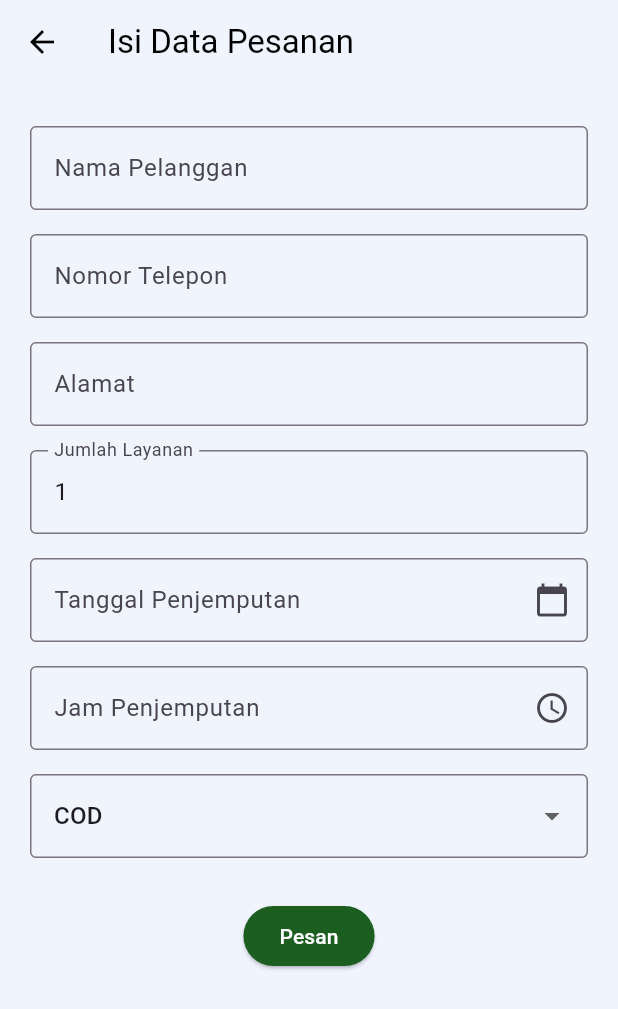
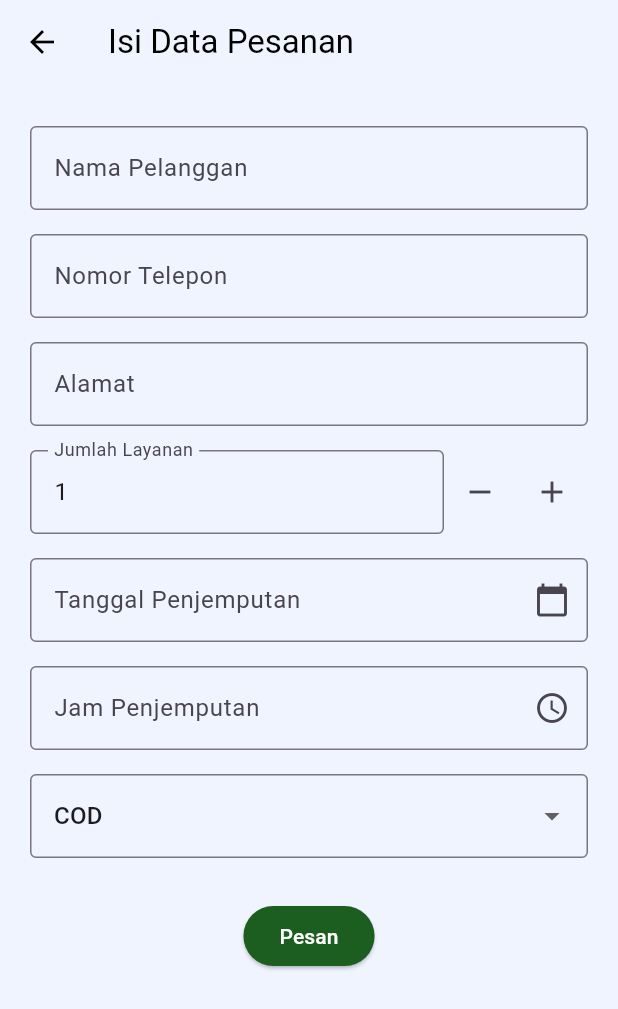
Before and after one commit to apahfahri/aplikasi_omah, a Flutter app: the Home screen opened directly with empty values, after a tap on "Bed Cover", on a phone screen of 412 x 824 dp. Shown: the top 1009 px of the screen. Run offline on Flutter 3.47's test engine with Material 3 defaults, Android fonts, the phone set to English and light mode, and no system bars; our stand-ins replace cloud_firestore, device_preview, firebase_auth, firebase_core; accounts and stored records are empty; network calls fail.

Commit message:
feat: enhance order management with uid_pelanggan and validation for jumlah layanan

```diff
--- a/lib/pages/home.dart
+++ b/lib/pages/home.dart
@@ -43,7 +43,7 @@ class _HomeState extends State<Home> {
 
   selectOne() async {
     data = jsonDecode(await ds.selectWhere(token, project, 'pesanan', appid,
-        'pelanggan', currentUser.displayName.toString()));
+        'uid_pelanggan', currentUser.uid));
     pesanan = data.map((e) => PesananModel.fromJson(e)).toList();
 
     setState(() {
@@ -59,9 +59,9 @@ class _HomeState extends State<Home> {
 
   @override
   void initState() {
+    super.initState();
     currentUser = widget.user;
     selectOne();
-    super.initState();
   }
 
   @override
@@ -255,19 +255,19 @@ class _HomeState extends State<Home> {
                       leading: ClipRRect(
                         borderRadius: BorderRadius.circular(8),
                         child: Image.asset(
-                          "assets/images/delivery-truck.png",
+                          "assets/images/ikon laundry/${pesanan.last.status_pesanan}.png",
                           width: 40,
                           height: 40,
                           fit: BoxFit.cover,
                         ),
                       ),
                       title: Text(
-                        "Order No: #${pesanan.first.no}",
+                        "Order No: #${pesanan.last.no}",
                         // "Order No: #${pesanan.last.no}",
                         style: const TextStyle(fontWeight: FontWeight.bold),
                       ),
                       subtitle: Text(
-                        pesanan.first.status_pesanan,
+                        pesanan.last.status_pesanan,
                         // pesanan.last.status_pesanan,
                         style: const TextStyle(color: Colors.blue),
                       ),
--- a/lib/pages/order.dart
+++ b/lib/pages/order.dart
@@ -146,8 +146,14 @@ class OrderState extends State<Order> {
   Widget buildNumberField(String label) {
     return Padding(
       padding: const EdgeInsets.symmetric(vertical: 8),
+      child: Row(
+        children: [
+          // TextFormField
+          Expanded(
             child: TextFormField(
-        controller: TextEditingController(text: jumlah_layanan.toString()),
+              validator: (value) => Validator.validateJumlah(value: jumlah_layanan),
+              controller:
+                  TextEditingController(text: jumlah_layanan.toString()),
               keyboardType: TextInputType.number,
               decoration: InputDecoration(
                 fillColor: Colors.white,
@@ -160,12 +166,65 @@ class OrderState extends State<Order> {
               ),
               onChanged: (value) {
                 setState(() {
-            jumlah_layanan = int.tryParse(value) ?? 1;
+                  pilihan == 'Cuci Kiloan'
+                      ? jumlah_layanan = 1
+                      : jumlah_layanan = int.tryParse(value) ?? 1;
                 });
               },
             ),
+          ),
+          pilihan == 'Cuci Kiloan'
+              ? const SizedBox()
+              : IconButton(
+                  icon: Icon(Icons.remove),
+                  onPressed: () {
+                    setState(() {
+                      if (jumlah_layanan > 1) {
+                        jumlah_layanan--;
+                      }
+                    });
+                  },
+                ),
+
+          pilihan == 'Cuci Kiloan'
+              ? const SizedBox()
+              : IconButton(
+                  icon: Icon(Icons.add),
+                  onPressed: () {
+                    setState(() {
+                      jumlah_layanan++;
+                    });
+                  },
+                ),
+        ],
+      ),
     );
   }
+
+  // Widget buildNumberField(String label) {
+  //   return Padding(
+  //     padding: const EdgeInsets.symmetric(vertical: 8),
+  //     child: TextFormField(
+  //       controller: TextEditingController(text: jumlah_layanan.toString()),
+  //       keyboardType: TextInputType.number,
+  //       decoration: InputDecoration(
+  //         fillColor: Colors.white,
+  //         border: const OutlineInputBorder(),
+  //         labelText: label,
+  //         errorBorder: UnderlineInputBorder (
+  //           borderRadius: BorderRadius.circular(8.5),
+  //           borderSide: const BorderSide(color: Colors.red),
+  //         ),
+  //       ),
+
+  //       onChanged: (value) {
+  //         setState(() {
+  //           jumlah_layanan = int.tryParse(value) ?? 1;
+  //         });
+  //       },
+  //     ),
+  //   );
+  // }
 
   Widget buildPaymentDropdown() {
     return Padding(
@@ -247,5 +306,4 @@ class OrderState extends State<Order> {
       }
     });
   }
-
 }
```
Also changed, not shown: lib/util/validator.dart (+11 -0 lines). Lines whose indentation alone changed are shown as unchanged.
